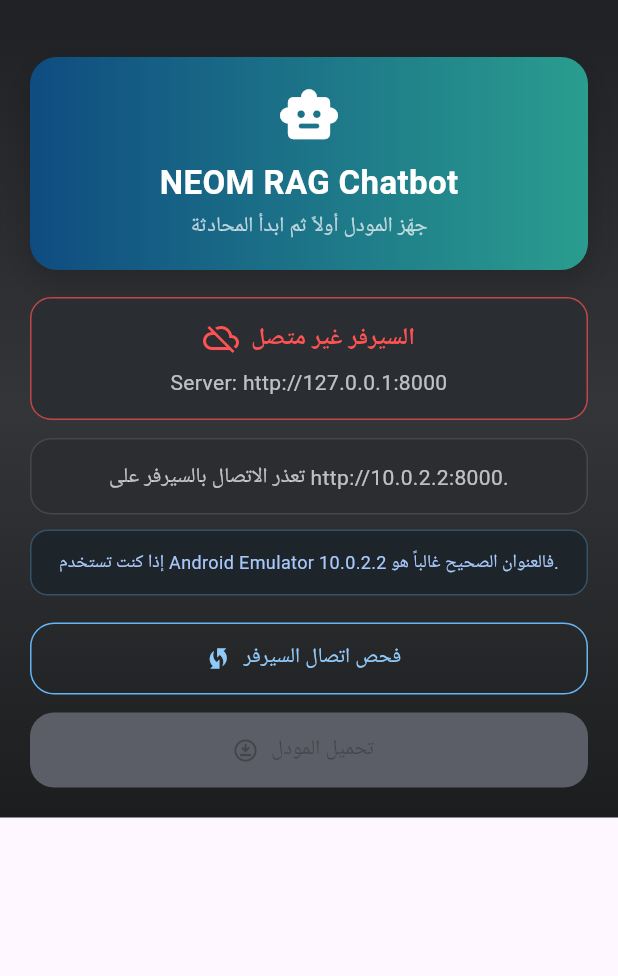
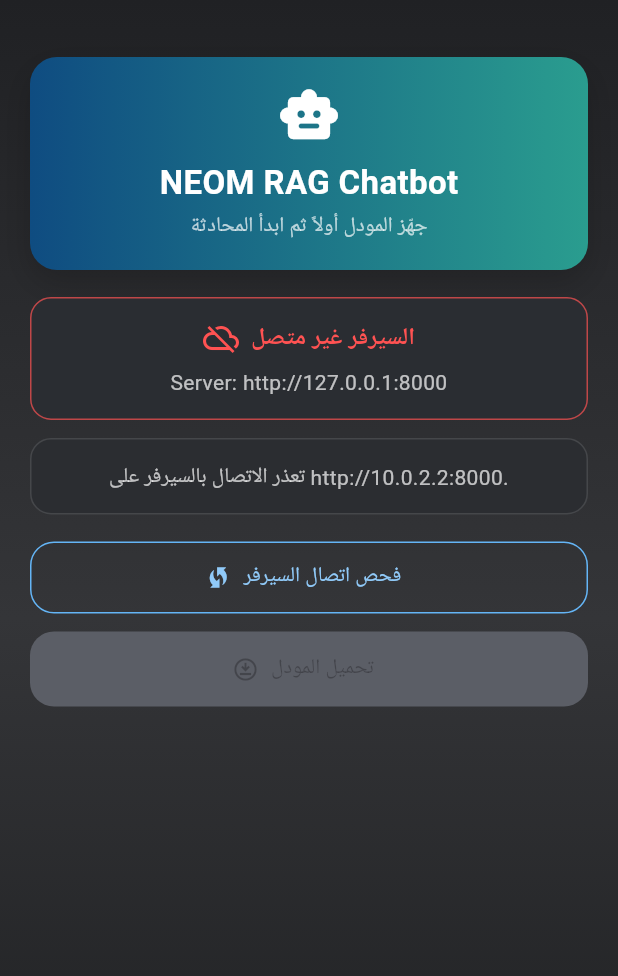
Before and after one commit to ahmedgamal826/Neom-Freelance-App, a Flutter app: the ChatPage screen opened directly, on a phone screen of 412 x 824 dp. Shown: the top 976 px of the screen. Run offline on Flutter 3.47's test engine with Material 3 defaults, Android fonts, the phone set to English and light mode, and no system bars; our stand-ins replace cloud_firestore, dash_chat_2, firebase_auth, firebase_core, firebase_crashlytics, flutter_dotenv and 4 more; missing offline and left inert: min_id; accounts and stored records are empty; network calls fail.

Commit message:
Finish Neom App with new ai model.

```diff
--- a/lib/features/home/presentation/pages/chat_page.dart
+++ b/lib/features/home/presentation/pages/chat_page.dart
@@ -37,6 +37,7 @@
   Widget build(BuildContext context) {
     return Scaffold(
       body: Container(
+        height: double.infinity,
         decoration: const BoxDecoration(
           gradient: LinearGradient(
             begin: Alignment.topCenter,
@@ -102,8 +103,7 @@
                 timeFormat: intl.DateFormat('hh:mm a'),
                 currentUserContainerColor: const Color(0xFF5B3CC4),
                 currentUserTextColor: Colors.white,
-                currentUserTimeTextColor:
-                    Colors.white.withValues(alpha: 0.78),
+                currentUserTimeTextColor: Colors.white.withValues(alpha: 0.78),
                 containerColor: const Color(0xFFFFFFFF),
                 textColor: const Color(0xFF1E1F22),
                 timeTextColor: const Color(0xFF6B7280),
@@ -246,6 +246,7 @@
     return SingleChildScrollView(
       padding: const EdgeInsets.all(20),
       child: Column(
+        crossAxisAlignment: CrossAxisAlignment.stretch,
         children: [
           const SizedBox(height: 18),
           Container(
@@ -300,21 +301,6 @@
                   ? 'اضغط على "فحص اتصال السيرفر" أولاً.'
                   : _statusMessage,
               style: const TextStyle(color: Colors.white70, height: 1.45),
-              textAlign: TextAlign.center,
-            ),
-          ),
-          const SizedBox(height: 10),
-          Container(
-            width: double.infinity,
-            padding: const EdgeInsets.all(12),
-            decoration: BoxDecoration(
-              color: const Color(0xFF1D242A),
-              borderRadius: BorderRadius.circular(12),
-              border: Border.all(color: const Color(0xFF355166)),
-            ),
-            child: Text(
-              _connectionHintText(),
-              style: const TextStyle(color: Color(0xFFA8C7FA), fontSize: 12),
               textAlign: TextAlign.center,
             ),
           ),
@@ -415,16 +401,6 @@
     );
   }
 
-  String _connectionHintText() {
-    if (_resolvedBaseUrl.contains('127.0.0.1')) {
-      return 'إذا كنت تستخدم Android Emulator فالعنوان الصحيح غالباً هو 10.0.2.2.';
-    }
-    if (_resolvedBaseUrl.contains('10.0.2.2')) {
-      return 'إذا كنت على Windows Desktop أو Web فاستخدم 127.0.0.1 بدلاً من 10.0.2.2.';
-    }
-    return 'إذا كنت على موبايل حقيقي، استخدم IP جهازك المحلي مثل 192.168.x.x.';
-  }
-
   Future<void> _checkModelStatus() async {
     setState(() {
       _isCheckingStatus = true;
@@ -483,7 +459,8 @@
           return;
         }
         setState(() {
-          _statusMessage = 'المودل كان محملاً بالفعل. جاري فتح شاشة المحادثة...';
+          _statusMessage =
+              'المودل كان محملاً بالفعل. جاري فتح شاشة المحادثة...';
         });
         _activateChatScreen();
         return;
--- a/lib/main.dart
+++ b/lib/main.dart
@@ -94,8 +94,6 @@
 //   }
 // }
 
-
-
 import 'package:flutter/material.dart';
 import 'package:flutter_dotenv/flutter_dotenv.dart'; // ✅ مهم
 
```
